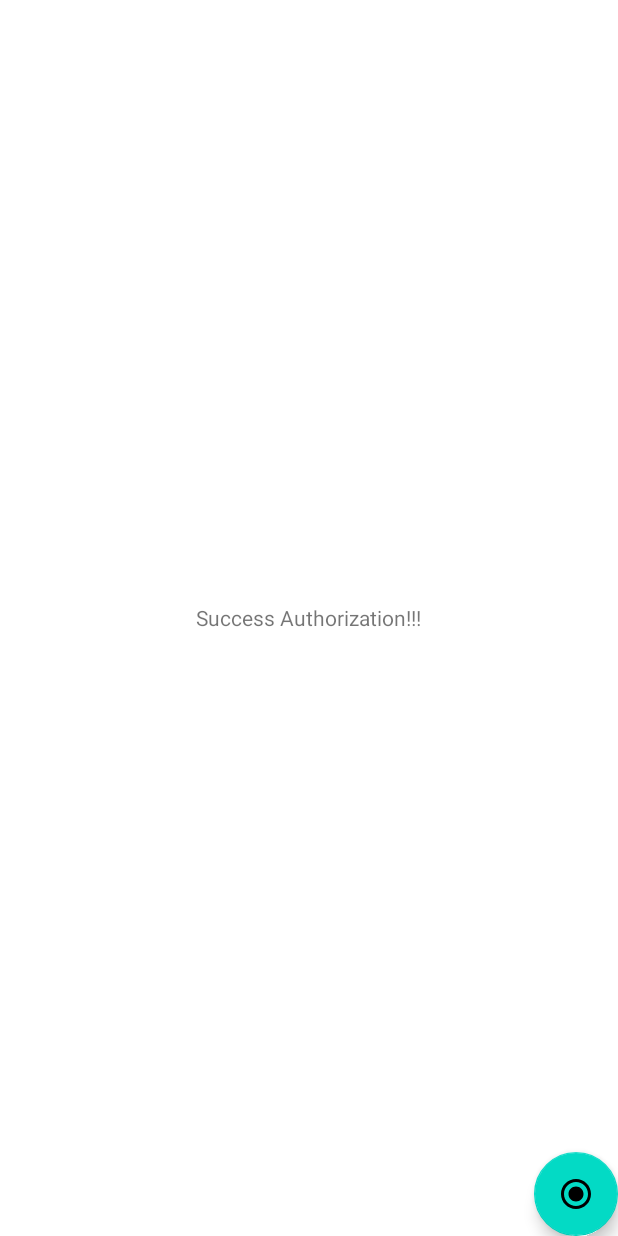
After one commit to serbinav/gb_android_pop_libs, an Android app: the fragment SuccessAuthorizationFragment placed in its activity, on a phone screen of 412 x 824 dp. The commit adds this screen. Run offline under Robolectric (Android 15) with nearby library versions, the phone set to English and light mode, and no system bars.

Commit message:
добавил новый SuccessAuthorizationFragment с версткой для отображения данных успешной авторизации

```diff
--- a/app/src/main/java/com/example/popularlibs/MainPresenter.kt
+++ b/app/src/main/java/com/example/popularlibs/MainPresenter.kt
@@ -1,4 +1,6 @@
 package com.example.popularlibs
+
+import com.example.popularlibs.ui.ButtonUiModel
 
 class MainPresenter(private val view: MainView) {
 
--- a/app/src/main/java/com/example/popularlibs/MainView.kt
+++ b/app/src/main/java/com/example/popularlibs/MainView.kt
@@ -1,4 +1,6 @@
 package com.example.popularlibs
+
+import com.example.popularlibs.ui.ButtonUiModel
 
 interface MainView {
     fun setButtonText(model: ButtonUiModel)
--- a/app/src/main/java/com/example/popularlibs/ButtonUiModel.kt
+++ b/app/src/main/java/com/example/popularlibs/ui/ButtonUiModel.kt
@@ -1,4 +1,6 @@
-package com.example.popularlibs
+package com.example.popularlibs.ui
+
+import com.example.popularlibs.ButtonTypeEnum
 
 data class ButtonUiModel(
     val index: ButtonTypeEnum,
--- a/app/src/main/java/com/example/popularlibs/ui/LoginFragment.kt
+++ b/app/src/main/java/com/example/popularlibs/ui/LoginFragment.kt
@@ -1,5 +1,6 @@
 package com.example.popularlibs.ui
 
+import android.content.Context
 import android.os.Bundle
 import androidx.fragment.app.Fragment
 import android.view.LayoutInflater
@@ -9,8 +10,13 @@ import com.example.popularlibs.databinding.FragmentLoginBinding
 
 class LoginFragment : Fragment() {
 
-    private var _binding : FragmentLoginBinding? = null
+    interface OnClickAccept {
+        fun onClickAccept(login: String, password: String)
+    }
+
+    private var _binding: FragmentLoginBinding? = null
     private val binding get() = _binding!!
+    private var onClickAccept: OnClickAccept? = null
 
     override fun onCreateView(
         inflater: LayoutInflater, container: ViewGroup?,
@@ -25,7 +31,28 @@ class LoginFragment : Fragment() {
         super.onDestroyView()
     }
 
+    override fun onAttach(context: Context) {
+        super.onAttach(context)
+        if (context is OnClickAccept) {
+            onClickAccept = context
+        }
+    }
+
+    override fun onDetach() {
+        super.onDetach()
+        onClickAccept = null
+    }
+
     override fun onViewCreated(view: View, savedInstanceState: Bundle?) {
         super.onViewCreated(view, savedInstanceState)
+
+        binding.btnAccept.setOnClickListener {
+            if (!binding.login.text.isNullOrEmpty() && !binding.password.text.isNullOrEmpty()) {
+                onClickAccept?.onClickAccept(
+                    binding.login.text.toString(),
+                    binding.password.text.toString()
+                )
+            }
+        }
     }
 }
--- /dev/null
+++ b/app/src/main/java/com/example/popularlibs/ui/SuccessAuthorizationFragment.kt
@@ -0,0 +1,51 @@
+package com.example.popularlibs.ui
+
+import android.os.Bundle
+import androidx.fragment.app.Fragment
+import android.view.LayoutInflater
+import android.view.View
+import android.view.ViewGroup
+import com.example.popularlibs.databinding.FragmentSuccessAuthorizationBinding
+
+private const val ARG_PARAM1 = "param1"
+private const val ARG_PARAM2 = "param2"
+
+class SuccessAuthorizationFragment : Fragment() {
+
+    private var _binding: FragmentSuccessAuthorizationBinding? = null
+    private val binding get() = _binding!!
+    private var param1: String? = null
+    private var param2: String? = null
+
+    override fun onCreate(savedInstanceState: Bundle?) {
+        super.onCreate(savedInstanceState)
+        arguments?.let {
+            param1 = it.getString(ARG_PARAM1)
+            param2 = it.getString(ARG_PARAM2)
+        }
+    }
+
+    override fun onCreateView(
+        inflater: LayoutInflater, container: ViewGroup?,
+        savedInstanceState: Bundle?
+    ): View {
+        _binding = FragmentSuccessAuthorizationBinding.inflate(inflater, container, false)
+        return binding.root
+    }
+
+    override fun onDestroyView() {
+        _binding = null
+        super.onDestroyView()
+    }
+
+    companion object {
+        @JvmStatic
+        fun newInstance(param1: String, param2: String) =
+            SuccessAuthorizationFragment().apply {
+                arguments = Bundle().apply {
+                    putString(ARG_PARAM1, param1)
+                    putString(ARG_PARAM2, param2)
+                }
+            }
+    }
+}
--- /dev/null
+++ b/app/src/main/res/layout/fragment_success_authorization.xml
@@ -0,0 +1,13 @@
+<?xml version="1.0" encoding="utf-8"?>
+<FrameLayout xmlns:android="http://schemas.android.com/apk/res/android"
+    xmlns:tools="http://schemas.android.com/tools"
+    android:layout_width="match_parent"
+    android:layout_height="match_parent"
+    tools:context=".ui.SuccessAuthorizationFragment">
+
+    <androidx.appcompat.widget.AppCompatTextView
+        android:layout_width="wrap_content"
+        android:layout_height="wrap_content"
+        android:text="@string/success"
+        android:layout_gravity="center"/>
+</FrameLayout>
--- a/app/src/main/res/values/strings.xml
+++ b/app/src/main/res/values/strings.xml
@@ -7,5 +7,5 @@
     <string name="login">Логин</string>
     <string name="password">Пароль</string>
     <string name="accept">Войти</string>
-    <string name="hello_blank_fragment">Hello blank fragment</string>
+    <string name="success">Success Authorization!!!</string>
 </resources>
```
Also changed, not shown: app/src/main/java/com/example/popularlibs/ui/MainActivity.kt (+10 -1 lines).
